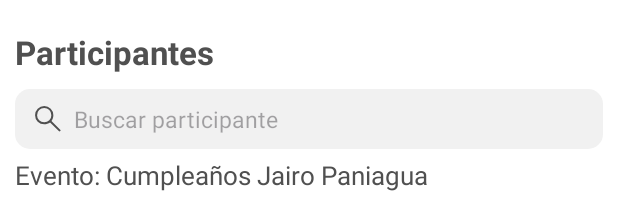
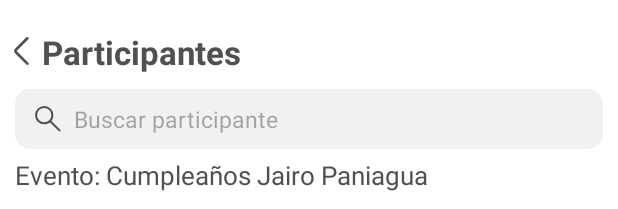
Before and after one commit to jey1322/Gastos-Compartidos, an Android app: the layout activity_participantes.xml on its own in the app's theme, with its tools: preview values and no code run, on a phone screen of 412 x 824 dp. Shown: the top 209 px of the screen. Run offline under Robolectric (Android 15) with nearby library versions, the phone set to English and light mode, and no system bars.

```diff
--- a/GastosCompartidos/app/src/main/res/layout/activity_participantes.xml
+++ b/GastosCompartidos/app/src/main/res/layout/activity_participantes.xml
@@ -16,14 +16,23 @@
         <TextView
             android:layout_width="wrap_content"
             android:layout_height="wrap_content"
+            android:id="@+id/back"
+            android:drawableStart="@drawable/ic_back"
+            android:padding="2dp"
+            app:layout_constraintTop_toTopOf="parent"
+            app:layout_constraintStart_toStartOf="parent"
+            android:layout_marginTop="20dp"/>
+
+        <TextView
+            android:layout_width="wrap_content"
+            android:layout_height="wrap_content"
             android:text="Participantes"
             android:textColor="@color/text"
             android:textSize="22dp"
             android:textStyle="bold"
             android:layout_marginTop="20dp"
-            android:layout_marginStart="10dp"
             app:layout_constraintTop_toTopOf="parent"
-            app:layout_constraintStart_toStartOf="parent"/>
+            app:layout_constraintStart_toEndOf="@id/back"/>
 
     </androidx.constraintlayout.widget.ConstraintLayout>
 
```
Also changed, not shown: GastosCompartidos/app/src/main/java/com/strainteam/gastoscompartidos/adapter/ItemParticipantes.kt (+16 -4 lines), GastosCompartidos/app/src/main/java/com/strainteam/gastoscompartidos/view/participantes/Participantes.kt (+12 -9 lines), GastosCompartidos/app/src/main/java/com/strainteam/gastoscompartidos/viewmodel/participantes/ParticipantesViewModel.kt (+22 -2 lines), GastosCompartidos/app/src/main/res/layout/activity_option_events.xml (+10 -6 lines).
